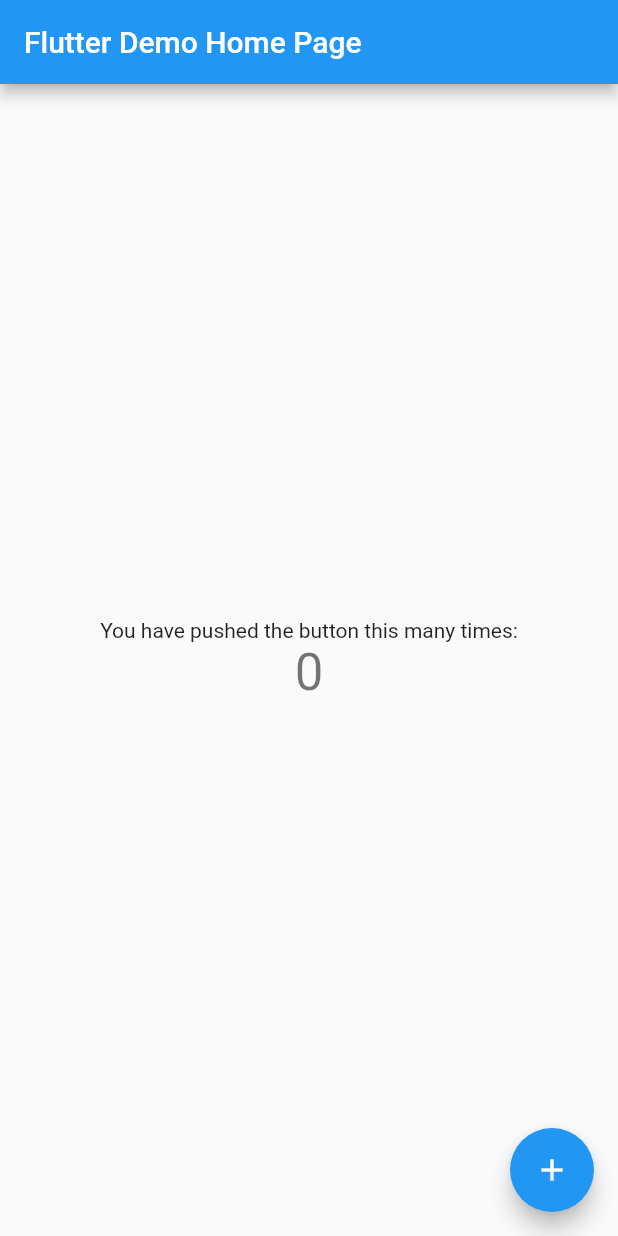
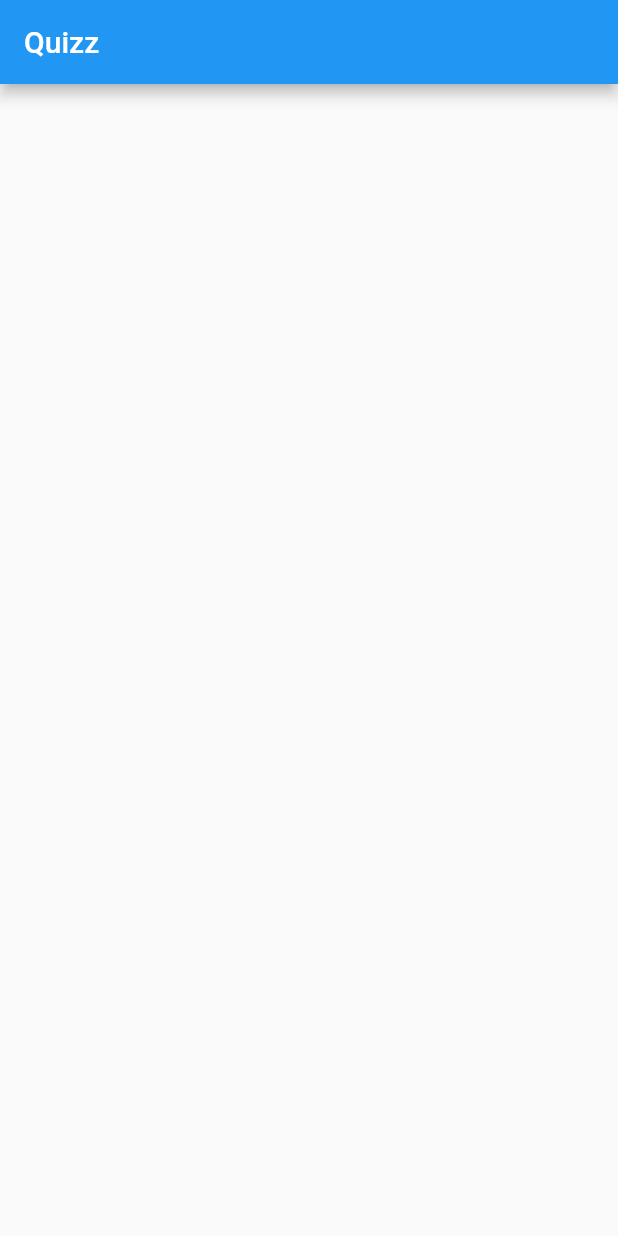
Before and after one commit to Flutter-learning-tutorial/quizzler, a Flutter app: the screen it shows after launch, on a phone screen of 412 x 824 dp. Run offline on Flutter 3.47's test engine with Material 2 defaults, Android fonts, the phone set to English and light mode, and no system bars.

Commit message:
initial setup

```diff
--- a/lib/main.dart
+++ b/lib/main.dart
@@ -1,7 +1,33 @@
 import 'package:flutter/material.dart';
 
 void main() {
-  runApp(MyApp());
+  runApp(QuizzApp());
+}
+
+class QuizzApp extends StatelessWidget {
+  @override
+  Widget build(BuildContext context) {
+    return MaterialApp(
+      debugShowCheckedModeBanner: false,
+      home: QuizzPage(),
+    );
+  }
+}
+
+class QuizzPage extends StatefulWidget {
+  @override
+  _QuizzPageState createState() => _QuizzPageState();
+}
+
+class _QuizzPageState extends State<QuizzPage> {
+  @override
+  Widget build(BuildContext context) {
+    return Scaffold(
+      appBar: AppBar(
+        title: Text("Quizz"),
+      ),
+    );
+  }
 }
 
 class MyApp extends StatelessWidget {
```
Also changed, not shown: 159 other files.
